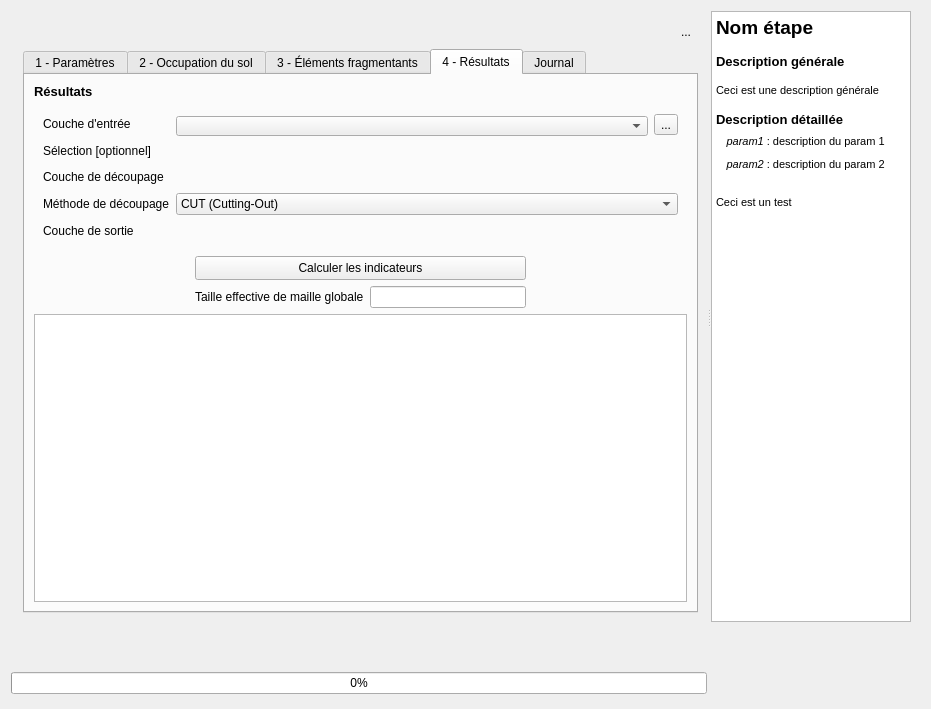
Old version of the form Meff_dialog_base.ui in the repository MathieuChailloux/FragScape.
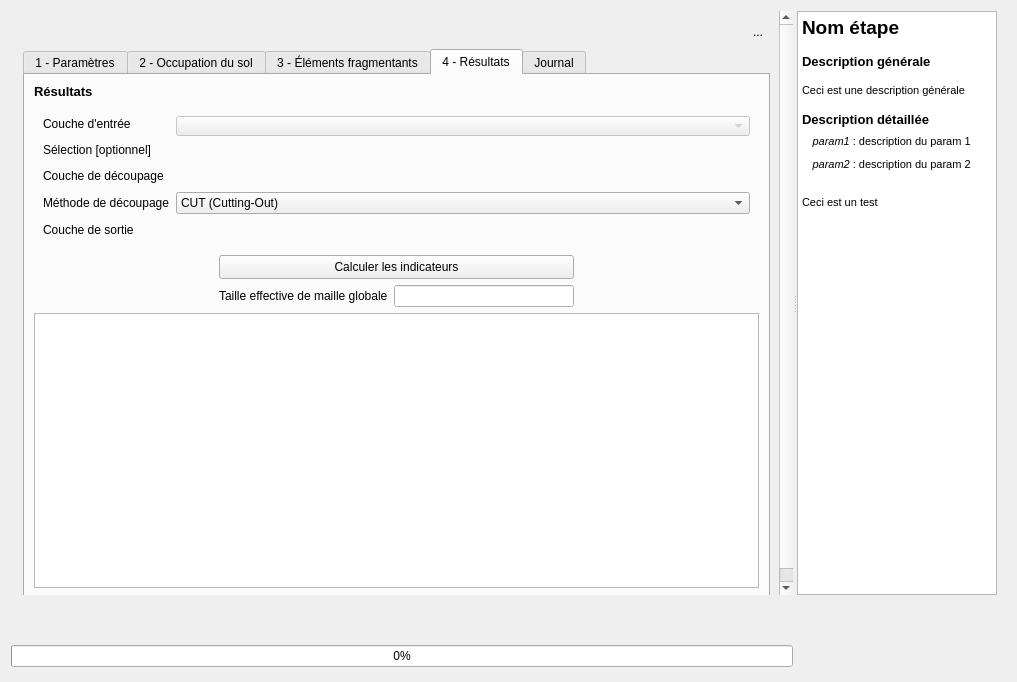
New version of the form. The open tabs and pages were chosen to show the change. Icons and pictures are not drawn. Custom widgets are drawn as their Qt base class.

Commit message: Attempt to manage combo update from UI and XML

```diff
--- a/Meff_dialog_base.ui
+++ b/Meff_dialog_base.ui
@@ -6,8 +6,8 @@
    <rect>
     <x>0</x>
     <y>0</y>
-    <width>931</width>
-    <height>709</height>
+    <width>1017</width>
+    <height>682</height>
    </rect>
   </property>
   <property name="sizePolicy">
@@ -76,8 +76,8 @@
            <rect>
             <x>0</x>
             <y>0</y>
-            <width>696</width>
-            <height>615</height>
+            <width>765</width>
+            <height>596</height>
            </rect>
           </property>
           <property name="sizePolicy">
@@ -1575,7 +1575,11 @@
                 </widget>
                </item>
                <item row="4" column="0" colspan="4">
-                <widget class="QTableView" name="resultsView"/>
+                <widget class="QTableView" name="resultsView">
+                 <property name="sortingEnabled">
+                  <bool>true</bool>
+                 </property>
+                </widget>
                </item>
                <item row="3" column="1">
                 <widget class="QLabel" name="label_10">
@@ -1677,6 +1681,9 @@
                   </item>
                   <item row="0" column="1">
                    <widget class="QgsMapLayerComboBox" name="resultsInputLayer">
+                    <property name="enabled">
+                     <bool>false</bool>
+                    </property>
                     <property name="sizePolicy">
                      <sizepolicy hsizetype="Preferred" vsizetype="Fixed">
                       <horstretch>0</horstretch>
@@ -1695,12 +1702,11 @@
                       <height>16</height>
                      </size>
                     </property>
-                   </widget>
-                  </item>
-                  <item row="0" column="2">
-                   <widget class="QToolButton" name="toolButton">
-                    <property name="text">
-                     <string>...</string>
+                    <property name="currentIndex">
+                     <number>-1</number>
+                    </property>
+                    <property name="allowEmptyLayer">
+                     <bool>true</bool>
                     </property>
                    </widget>
                   </item>
@@ -1729,7 +1735,7 @@
                     </property>
                    </widget>
                   </item>
-                  <item row="1" column="1" colspan="2">
+                  <item row="1" column="1">
                    <widget class="QgsFieldExpressionWidget" name="resultsSelection">
                     <property name="sizePolicy">
                      <sizepolicy hsizetype="Preferred" vsizetype="Preferred">
@@ -1770,7 +1776,7 @@
                     </property>
                    </widget>
                   </item>
-                  <item row="2" column="1" colspan="2">
+                  <item row="2" column="1">
                    <widget class="QgsFileWidget" name="resultsReportingLayer">
                     <property name="minimumSize">
                      <size>
@@ -1805,7 +1811,7 @@
                     </property>
                    </widget>
                   </item>
-                  <item row="3" column="1" colspan="2">
+                  <item row="3" column="1">
                    <widget class="QComboBox" name="resultsCutMode">
                     <item>
                      <property name="text">
@@ -1844,7 +1850,7 @@
                     </property>
                    </widget>
                   </item>
-                  <item row="4" column="1" colspan="2">
+                  <item row="4" column="1">
                    <widget class="QgsFileWidget" name="resultsOutLayer">
                     <property name="sizePolicy">
                      <sizepolicy hsizetype="Expanding" vsizetype="Fixed">
```
Left out of the diff: 2 changed lines with no effect on the pictures. The commit also changes 6 other files.
